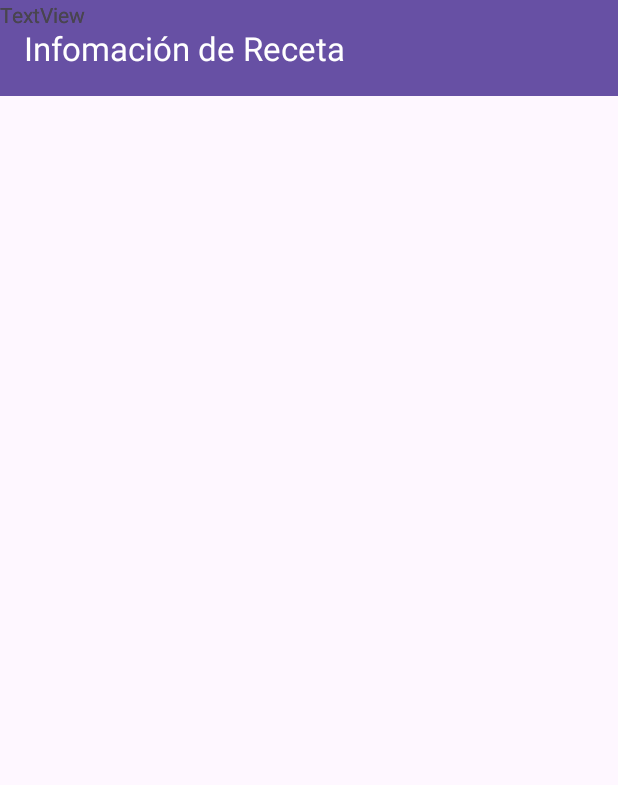
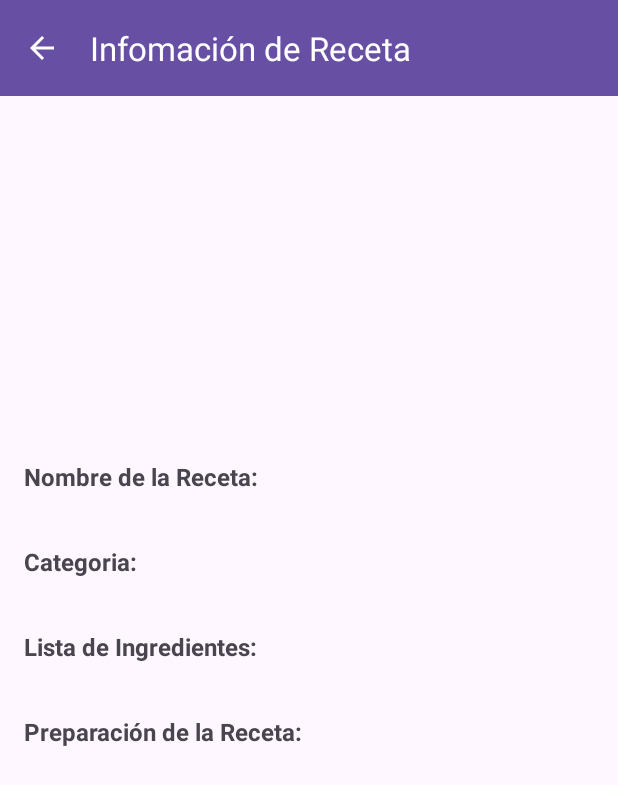
Before and after one commit to MegaPredator360/PROV_PROYECTO, an Android app: the InfoRecetaActivity screen opened directly, with no data from a screen before it, on a phone screen of 412 x 824 dp. Shown: the top 785 px of the screen. Run offline under Robolectric (Android 15) with nearby library versions, the phone set to English and light mode, and no system bars.

Commit message:
Se mejoró la lista de items

```diff
--- a/app/build.gradle
+++ b/app/build.gradle
@@ -47,4 +47,7 @@ dependencies {
     // Dependencias para Retrofit
     implementation 'com.squareup.retrofit2:retrofit:2.9.0'
     implementation 'com.squareup.retrofit2:converter-gson:2.9.0'
+    // Dependencias para Glide - Poder cargar imagenes mediante un link dado
+    implementation 'com.github.bumptech.glide:glide:4.12.0'
+    annotationProcessor 'com.github.bumptech.glide:compiler:4.12.0'
 }
--- a/app/src/main/java/com/example/prov_proyecto/InfoRecetaActivity.kt
+++ b/app/src/main/java/com/example/prov_proyecto/InfoRecetaActivity.kt
@@ -1,11 +1,39 @@
 package com.example.prov_proyecto
 
+import android.graphics.PorterDuff
 import androidx.appcompat.app.AppCompatActivity
 import android.os.Bundle
+import androidx.core.content.ContextCompat
+import com.example.prov_proyecto.databinding.ActivityInfoRecetaBinding
+
+private lateinit var binding: ActivityInfoRecetaBinding
 
 class InfoRecetaActivity : AppCompatActivity() {
     override fun onCreate(savedInstanceState: Bundle?) {
         super.onCreate(savedInstanceState)
-        setContentView(R.layout.activity_info_receta)
+        binding = ActivityInfoRecetaBinding.inflate(layoutInflater)
+        setContentView(binding.root)
+
+        // Configuramos el toolbar
+        setSupportActionBar(binding.infoRecetaToolbar)
+
+        // Agregamos el boton de regresar
+        supportActionBar?.setDisplayHomeAsUpEnabled(true)
+
+        // Cambiar el color del icono del botón de navegación hacia atrás programáticamente
+        val upArrow = ContextCompat.getDrawable(this, R.drawable.baseline_arrow_back_24)
+        upArrow?.setColorFilter(resources.getColor(R.color.white), PorterDuff.Mode.SRC_ATOP)
+        supportActionBar?.setHomeAsUpIndicator(upArrow)
+
+        binding.lblinfoNombre.setText(intent.getStringExtra("nombreReceta"))
+        binding.lblinfoCategoria.setText(intent.getStringExtra("categoriaReceta"))
+        binding.lblinfoIngredientes.setText(intent.getStringExtra("ingredientesReceta"))
+        binding.lblinfoPreparacion.setText(intent.getStringExtra("preparacionReceta"))
+    }
+
+    // Este metodo maneja el evento del botón de navegación hacia atrás
+    override fun onSupportNavigateUp(): Boolean {
+        onBackPressed()
+        return true
     }
 }
--- a/app/src/main/java/com/example/prov_proyecto/MainActivity.kt
+++ b/app/src/main/java/com/example/prov_proyecto/MainActivity.kt
@@ -72,15 +72,24 @@ class MainActivity : AppCompatActivity() {
                 response: Response<RecetasResponse>
             ) {
                 if (response.isSuccessful) {
-                    response.body()?.let {
+                    response.body()?.let {recetasResponse ->
                         // Se crea un adaptador para las lista de recetas y mostrarlas en el ListView
-                        val adaptadorListaRecetas = RecetaAdapt(this@MainActivity, it.ListaRecetas)
+                        val adaptadorListaRecetas = RecetaAdapt(this@MainActivity, recetasResponse.ListaRecetas)
 
-                        // Se llaman a los TextViews y se le asignan los datos que recibimos del API
+                        // Se llama al ListView y se le asignan los datos que recibimos del API
+                        binding.lstRecetas.isClickable = true
                         binding.lstRecetas.adapter = adaptadorListaRecetas
-                        binding.lstRecetas.setOnClickListener {
+                        binding.lstRecetas.setOnItemClickListener { parent, view, position, id ->
                             val infoRecetaIntent = Intent(this@MainActivity, InfoRecetaActivity::class.java)
 
+                            // Obtenemos la posicion de la receta en la lista
+                            val posicionReceta = recetasResponse.ListaRecetas[position]
+
+                            infoRecetaIntent.putExtra("nombreReceta", posicionReceta.Nombre)
+                            infoRecetaIntent.putExtra("categoriaReceta", posicionReceta.Categoria)
+                            infoRecetaIntent.putExtra("ingredientesReceta", posicionReceta.Ingredientes)
+                            infoRecetaIntent.putExtra("preparacionReceta", posicionReceta.Preparacion)
+                            startActivity(infoRecetaIntent)
                         }
                     }
                 }
--- a/app/src/main/java/com/example/prov_proyecto/RecetaAdapt.kt
+++ b/app/src/main/java/com/example/prov_proyecto/RecetaAdapt.kt
@@ -7,6 +7,8 @@ import android.view.ViewGroup
 import android.widget.ArrayAdapter
 import android.widget.ImageView
 import android.widget.TextView
+import com.bumptech.glide.Glide
+import com.bumptech.glide.load.engine.DiskCacheStrategy
 
 class RecetaAdapt(
     private val context: Activity, private val list: List<ListaRecetas>): ArrayAdapter<ListaRecetas>(context, R.layout.list_item, list) {
@@ -19,9 +21,16 @@ class RecetaAdapt(
         val nombreReceta: TextView = view.findViewById(R.id.lblRecetaNombre)
         val categoriaReceta: TextView = view.findViewById(R.id.lblCategoriaReceta)
 
-        //imageView.setImageResource(list[position].)
+        // Recibimos el link de la imagen
+        val urlImagen = list[position].Imagenes[0]
+
         nombreReceta.setText(list[position].Nombre)
         categoriaReceta.setText("Categoria: " + list[position].Categoria)
+
+        Glide.with(context)
+            .load(urlImagen)
+            .diskCacheStrategy(DiskCacheStrategy.ALL) // Cache the image
+            .into(imageView)
 
         return view
     }
--- a/app/src/main/java/com/example/prov_proyecto/RecetasResponse.kt
+++ b/app/src/main/java/com/example/prov_proyecto/RecetasResponse.kt
@@ -10,5 +10,6 @@ data class ListaRecetas(
     val Nombre: String,
     val Categoria: String,
     val Ingredientes: String,
-    val Preparacion: String
+    val Preparacion: String,
+    val Imagenes: List<String>
 )
--- /dev/null
+++ b/app/src/main/res/drawable/baseline_arrow_back_24.xml
@@ -0,0 +1,5 @@
+<vector android:autoMirrored="true" android:height="24dp"
+    android:tint="#000000" android:viewportHeight="24"
+    android:viewportWidth="24" android:width="24dp" xmlns:android="http://schemas.android.com/apk/res/android">
+    <path android:fillColor="@android:color/white" android:pathData="M20,11H7.83l5.59,-5.59L12,4l-8,8 8,8 1.41,-1.41L7.83,13H20v-2z"/>
+</vector>
--- a/app/src/main/res/layout/activity_info_receta.xml
+++ b/app/src/main/res/layout/activity_info_receta.xml
@@ -17,22 +17,86 @@
         app:titleTextColor="@color/white"
         tools:ignore="MissingConstraints" />
 
-    <TextView
-        android:id="@+id/lblIngredientesReceta"
-        android:layout_width="wrap_content"
+    <LinearLayout
+        android:layout_width="0dp"
         android:layout_height="wrap_content"
-        android:text="TextView"
-        tools:layout_editor_absoluteX="16dp"
-        tools:layout_editor_absoluteY="71dp"
-        tools:ignore="MissingConstraints" />
+        android:layout_marginStart="16dp"
+        android:layout_marginTop="16dp"
+        android:layout_marginEnd="16dp"
+        android:layout_marginBottom="16dp"
+        android:orientation="vertical"
+        app:layout_constraintBottom_toBottomOf="parent"
+        app:layout_constraintEnd_toEndOf="parent"
+        app:layout_constraintStart_toStartOf="parent"
+        app:layout_constraintTop_toTopOf="parent">
 
-    <TextView
-        android:id="@+id/lblPreparacionReceta"
-        android:layout_width="wrap_content"
-        android:layout_height="wrap_content"
-        android:text="TextView"
-        tools:layout_editor_absoluteX="16dp"
-        tools:layout_editor_absoluteY="104dp"
-        tools:ignore="MissingConstraints" />
+        <TextView
+            android:id="@+id/lblinfoNombreReceta"
+            android:layout_width="match_parent"
+            android:layout_height="wrap_content"
+            android:text="Nombre de la Receta:"
+            android:textSize="16sp"
+            android:textStyle="bold" />
+
+        <TextView
+            android:id="@+id/lblinfoNombre"
+            android:layout_width="wrap_content"
+            android:layout_height="wrap_content"
+            android:text="TextView" />
+
+        <Space
+            android:layout_width="match_parent"
+            android:layout_height="15dp" />
+
+        <TextView
+            android:id="@+id/lblinfoCategoriaReceta"
+            android:layout_width="match_parent"
+            android:layout_height="wrap_content"
+            android:text="Categoria:"
+            android:textSize="16sp"
+            android:textStyle="bold" />
+
+        <TextView
+            android:id="@+id/lblinfoCategoria"
+            android:layout_width="wrap_content"
+            android:layout_height="wrap_content"
+            android:text="TextView" />
+
+        <Space
+            android:layout_width="match_parent"
+            android:layout_height="15dp" />
+
+        <TextView
+            android:id="@+id/lblinfoIngredientesReceta"
+            android:layout_width="match_parent"
+            android:layout_height="wrap_content"
+            android:text="Lista de Ingredientes:"
+            android:textSize="16sp"
+            android:textStyle="bold" />
+
+        <TextView
+            android:id="@+id/lblinfoIngredientes"
+            android:layout_width="wrap_content"
+            android:layout_height="wrap_content"
+            android:text="TextView" />
+
+        <Space
+            android:layout_width="match_parent"
+            android:layout_height="15dp" />
+
+        <TextView
+            android:id="@+id/lblinfoPreparacionReceta"
+            android:layout_width="match_parent"
+            android:layout_height="wrap_content"
+            android:text="Preparación de la Receta:"
+            android:textSize="16sp"
+            android:textStyle="bold" />
+
+        <TextView
+            android:id="@+id/lblinfoPreparacion"
+            android:layout_width="wrap_content"
+            android:layout_height="wrap_content"
+            android:text="TextView" />
+    </LinearLayout>
 
 </androidx.constraintlayout.widget.ConstraintLayout>
--- a/app/src/main/res/layout/list_item.xml
+++ b/app/src/main/res/layout/list_item.xml
@@ -9,12 +9,12 @@
     <RelativeLayout
         android:layout_width="match_parent"
         android:layout_height="wrap_content"
-        android:layout_marginTop="16dp" >
+        android:layout_marginTop="5dp"
+        android:layout_marginBottom="5dp">
 
         <LinearLayout
             android:layout_width="match_parent"
             android:layout_height="wrap_content"
-            android:layout_marginVertical="10dp"
             android:orientation="horizontal">
 
             <ImageView
@@ -38,6 +38,10 @@
                     android:textSize="20sp"
                     android:textStyle="bold" />
 
+                <Space
+                    android:layout_width="match_parent"
+                    android:layout_height="10dp" />
+
                 <TextView
                     android:id="@+id/lblCategoriaReceta"
                     android:layout_width="match_parent"
```
